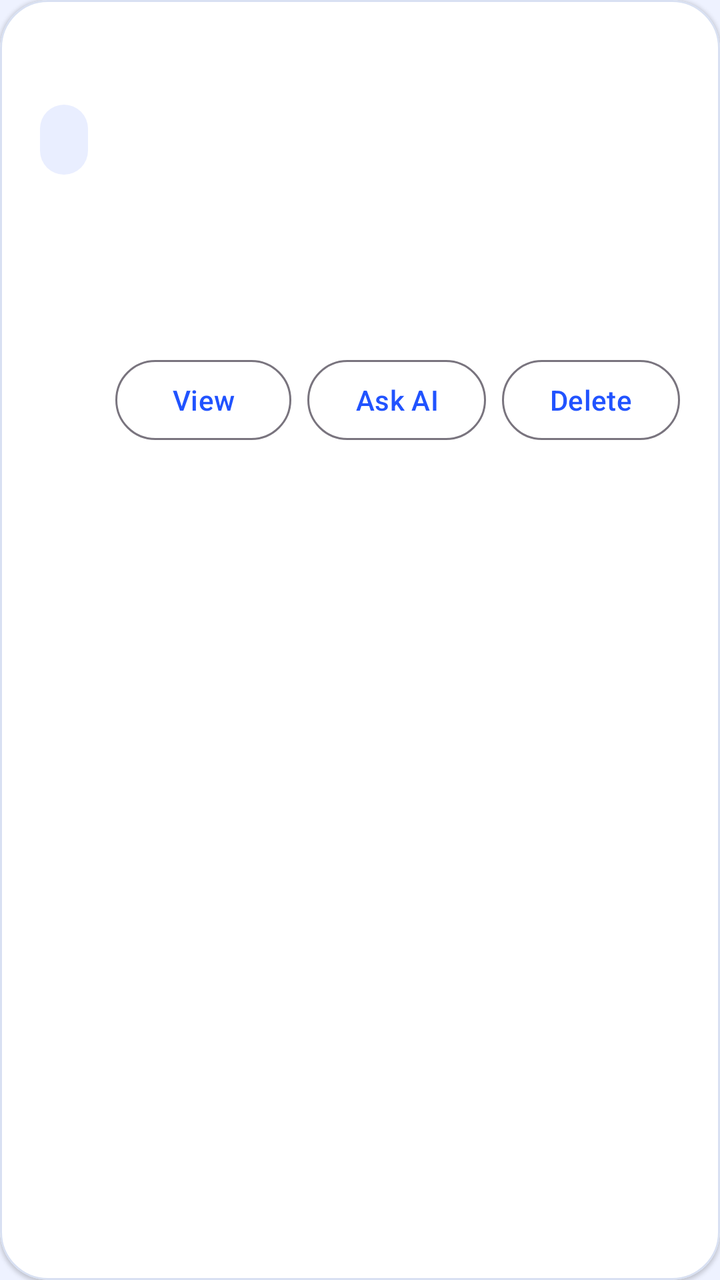
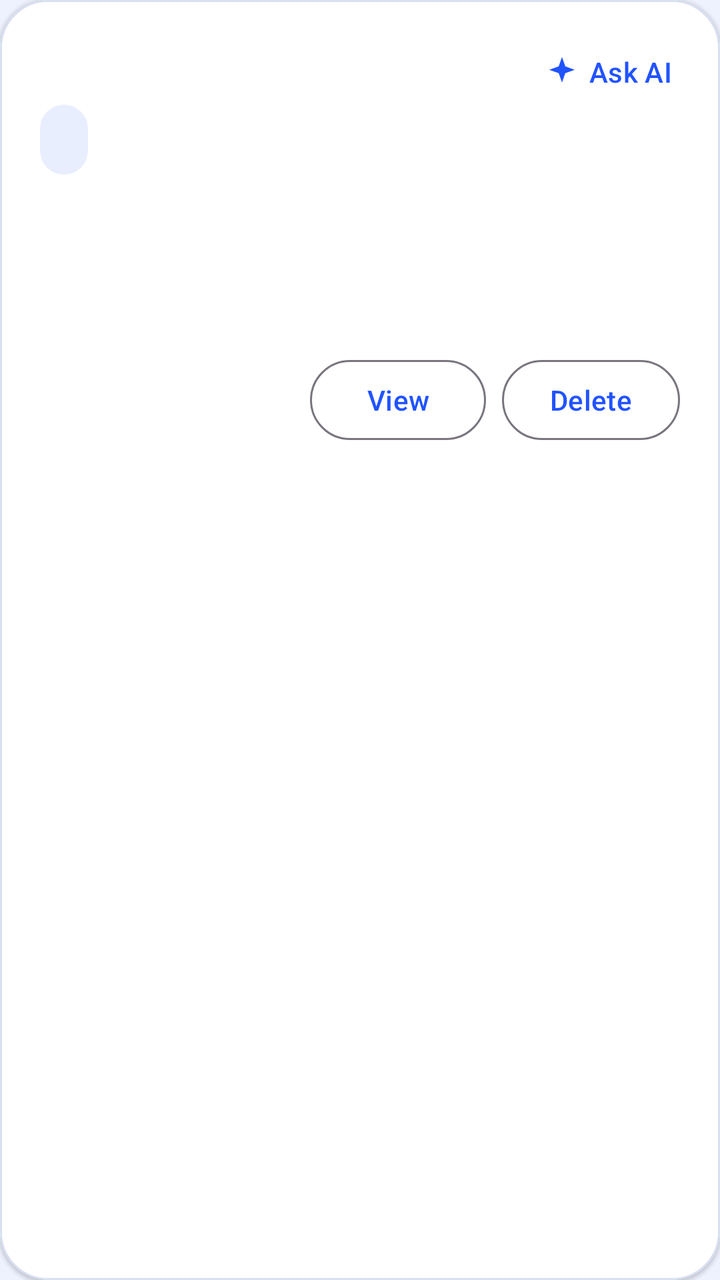

Compare the two renders of this Android layout. The source of the first and the diff that turns it into the second are given below.
<!-- AndroidManifest.xml: application theme Theme.AIStudyBuddy -->
<!-- res/layout/item_note.xml -->
<?xml version="1.0" encoding="utf-8"?>
<com.google.android.material.card.MaterialCardView xmlns:android="http://schemas.android.com/apk/res/android"
    xmlns:app="http://schemas.android.com/apk/res-auto"
    android:layout_width="match_parent"
    android:layout_height="wrap_content"
    android:layout_marginTop="12dp"
    app:cardCornerRadius="24dp">

    <LinearLayout
        android:layout_width="match_parent"
        android:layout_height="wrap_content"
        android:orientation="vertical"
        android:padding="20dp">

        <TextView
            android:id="@+id/textTitle"
            android:layout_width="match_parent"
            android:layout_height="wrap_content"
            android:textColor="@color/brand_text_primary"
            android:textSize="18sp"
            android:textStyle="bold" />

        <TextView
            android:id="@+id/textDate"
            android:layout_width="wrap_content"
            android:layout_height="wrap_content"
            android:layout_marginTop="8dp"
            android:background="@drawable/bg_status_chip_light"
            android:paddingStart="12dp"
            android:paddingTop="8dp"
            android:paddingEnd="12dp"
            android:paddingBottom="8dp"
            android:textColor="@color/brand_primary" />

        <TextView
            android:id="@+id/textStatus"
            android:layout_width="wrap_content"
            android:layout_height="wrap_content"
            android:layout_marginTop="8dp"
            android:background="@drawable/bg_status_chip"
            android:paddingStart="12dp"
            android:paddingTop="8dp"
            android:paddingEnd="12dp"
            android:paddingBottom="8dp"
            android:textColor="@color/white" />

        <TextView
            android:id="@+id/textFileUrl"
            android:layout_width="match_parent"
            android:layout_height="wrap_content"
            android:layout_marginTop="12dp"
            android:textColor="@color/brand_text_secondary"
            android:textSize="13sp" />

        <LinearLayout
            android:layout_width="match_parent"
            android:layout_height="wrap_content"
            android:layout_marginTop="16dp"
            android:gravity="end"
            android:orientation="horizontal">

            <com.google.android.material.button.MaterialButton
                android:id="@+id/buttonView"
                style="@style/Widget.Material3.Button.OutlinedButton"
                android:layout_width="wrap_content"
                android:layout_height="wrap_content"
                android:text="@string/view" />

            <com.google.android.material.button.MaterialButton
                android:id="@+id/buttonAskAi"
                style="@style/Widget.Material3.Button.OutlinedButton"
                android:layout_width="wrap_content"
                android:layout_height="wrap_content"
                android:layout_marginStart="8dp"
                android:text="@string/ask_ai" />

            <com.google.android.material.button.MaterialButton
                android:id="@+id/buttonDelete"
                style="@style/Widget.Material3.Button.OutlinedButton"
                android:layout_width="wrap_content"
                android:layout_height="wrap_content"
                android:layout_marginStart="8dp"
                android:text="@string/delete" />
        </LinearLayout>
    </LinearLayout>

</com.google.android.material.card.MaterialCardView>
<!-- resources referenced by this layout -->
<resources>
  <color name="brand_primary">#2153FF</color>
  <color name="brand_text_primary">#16213E</color>
  <color name="brand_text_secondary">#5B6887</color>
  <color name="white">#FFFFFFFF</color>
  <!-- drawable bg_status_chip (drawable) -->
  <?xml version="1.0" encoding="utf-8"?>
  <shape xmlns:android="http://schemas.android.com/apk/res/android">
      <solid android:color="#3BFFFFFF" />
      <corners android:radius="18dp" />
  </shape>
  <!-- drawable bg_status_chip_light (drawable) -->
  <?xml version="1.0" encoding="utf-8"?>
  <shape xmlns:android="http://schemas.android.com/apk/res/android">
      <solid android:color="@color/brand_surface_variant" />
      <corners android:radius="18dp" />
  </shape>
  <string name="ask_ai">Ask AI</string>
  <string name="delete">Delete</string>
  <string name="view">View</string>
  <style name="Theme.AIStudyBuddy" parent="Base.Theme.AIStudyBuddy" />
  <color name="brand_surface_variant">#E9EEFF</color>
  <style name="Base.Theme.AIStudyBuddy" parent="Theme.Material3.DayNight.NoActionBar">
          <item name="colorPrimary">@color/brand_primary</item>
          <item name="colorOnPrimary">@color/brand_on_primary</item>
          <item name="colorSecondary">@color/brand_secondary</item>
          <item name="colorSurface">@color/brand_surface</item>
          <item name="colorSurfaceContainerLow">@color/brand_surface</item>
          <item name="android:windowBackground">@color/brand_background</item>
          <item name="android:statusBarColor">@android:color/transparent</item>
          <item name="android:navigationBarColor">@color/brand_card</item>
          <item name="android:windowLightStatusBar">true</item>
          <item name="materialCardViewStyle">@style/Widget.AIStudyBuddy.CardView</item>
          <item name="shapeAppearanceMediumComponent">@style/ShapeAppearance.AIStudyBuddy.Medium</item>
      </style>
  <color name="brand_on_primary">#FFFFFF</color>
  <color name="brand_secondary">#14B8A6</color>
  <color name="brand_surface">#F5F7FF</color>
  <color name="brand_background">#EEF2FF</color>
  <color name="brand_card">#FFFFFFFF</color>
  <style name="Widget.AIStudyBuddy.CardView" parent="Widget.Material3.CardView.Elevated">
          <item name="strokeColor">@color/brand_outline</item>
          <item name="strokeWidth">1dp</item>
          <item name="cardBackgroundColor">@color/brand_card</item>
      </style>
  <style name="ShapeAppearance.AIStudyBuddy.Medium" parent="ShapeAppearance.Material3.MediumComponent">
          <item name="cornerFamily">rounded</item>
          <item name="cornerSize">24dp</item>
      </style>
  <color name="brand_outline">#D8E0F2</color>
</resources>

<!-- the commit's change to res/layout/item_note.xml (unified diff, before → after) -->
@@ -6,82 +6,90 @@
     android:layout_marginTop="12dp"
     app:cardCornerRadius="24dp">
 
-    <LinearLayout
+    <FrameLayout
         android:layout_width="match_parent"
-        android:layout_height="wrap_content"
-        android:orientation="vertical"
-        android:padding="20dp">
-
-        <TextView
-            android:id="@+id/textTitle"
-            android:layout_width="match_parent"
-            android:layout_height="wrap_content"
-            android:textColor="@color/brand_text_primary"
-            android:textSize="18sp"
-            android:textStyle="bold" />
-
-        <TextView
-            android:id="@+id/textDate"
-            android:layout_width="wrap_content"
-            android:layout_height="wrap_content"
-            android:layout_marginTop="8dp"
-            android:background="@drawable/bg_status_chip_light"
-            android:paddingStart="12dp"
-            android:paddingTop="8dp"
-            android:paddingEnd="12dp"
-            android:paddingBottom="8dp"
-            android:textColor="@color/brand_primary" />
-
-        <TextView
-            android:id="@+id/textStatus"
-            android:layout_width="wrap_content"
-            android:layout_height="wrap_content"
-            android:layout_marginTop="8dp"
-            android:background="@drawable/bg_status_chip"
-            android:paddingStart="12dp"
-            android:paddingTop="8dp"
-            android:paddingEnd="12dp"
-            android:paddingBottom="8dp"
-            android:textColor="@color/white" />
-
-        <TextView
-            android:id="@+id/textFileUrl"
-            android:layout_width="match_parent"
-            android:layout_height="wrap_content"
-            android:layout_marginTop="12dp"
-            android:textColor="@color/brand_text_secondary"
-            android:textSize="13sp" />
+        android:layout_height="wrap_content">
 
         <LinearLayout
             android:layout_width="match_parent"
             android:layout_height="wrap_content"
-            android:layout_marginTop="16dp"
-            android:gravity="end"
-            android:orientation="horizontal">
+            android:orientation="vertical"
+            android:padding="20dp">
 
-            <com.google.android.material.button.MaterialButton
-                android:id="@+id/buttonView"
-                style="@style/Widget.Material3.Button.OutlinedButton"
+            <TextView
+                android:id="@+id/textTitle"
+                android:layout_width="match_parent"
+                android:layout_height="wrap_content"
+                android:layout_marginEnd="80dp"
+                android:textColor="@color/brand_text_primary"
+                android:textSize="18sp"
+                android:textStyle="bold" />
+
+            <TextView
+                android:id="@+id/textDate"
                 android:layout_width="wrap_content"
                 android:layout_height="wrap_content"
-                android:text="@string/view" />
+                android:layout_marginTop="8dp"
+                android:background="@drawable/bg_status_chip_light"
+                android:paddingStart="12dp"
+                android:paddingTop="8dp"
+                android:paddingEnd="12dp"
+                android:paddingBottom="8dp"
+                android:textColor="@color/brand_primary" />
 
-            <com.google.android.material.button.MaterialButton
-                android:id="@+id/buttonAskAi"
-                style="@style/Widget.Material3.Button.OutlinedButton"
+            <TextView
+                android:id="@+id/textStatus"
                 android:layout_width="wrap_content"
                 android:layout_height="wrap_content"
-                android:layout_marginStart="8dp"
-                android:text="@string/ask_ai" />
+                android:layout_marginTop="8dp"
+                android:background="@drawable/bg_status_chip"
+                android:paddingStart="12dp"
+                android:paddingTop="8dp"
+                android:paddingEnd="12dp"
+                android:paddingBottom="8dp"
+                android:textColor="@color/white" />
 
-            <com.google.android.material.button.MaterialButton
-                android:id="@+id/buttonDelete"
-                style="@style/Widget.Material3.Button.OutlinedButton"
-                android:layout_width="wrap_content"
+            <TextView
+                android:id="@+id/textFileUrl"
+                android:layout_width="match_parent"
                 android:layout_height="wrap_content"
-                android:layout_marginStart="8dp"
-                android:text="@string/delete" />
+                android:layout_marginTop="12dp"
+                android:textColor="@color/brand_text_secondary"
+                android:textSize="13sp" />
+
+            <LinearLayout
+                android:layout_width="match_parent"
+                android:layout_height="wrap_content"
+                android:layout_marginTop="16dp"
+                android:gravity="end"
+                android:orientation="horizontal">
+
+                <com.google.android.material.button.MaterialButton
+                    android:id="@+id/buttonView"
+                    style="@style/Widget.Material3.Button.OutlinedButton"
+                    android:layout_width="wrap_content"
+                    android:layout_height="wrap_content"
+                    android:text="@string/view" />
+
+                <com.google.android.material.button.MaterialButton
+                    android:id="@+id/buttonDelete"
+                    style="@style/Widget.Material3.Button.OutlinedButton"
+                    android:layout_width="wrap_content"
+                    android:layout_height="wrap_content"
+                    android:layout_marginStart="8dp"
+                    android:text="@string/delete" />
+            </LinearLayout>
         </LinearLayout>
-    </LinearLayout>
+
+        <com.google.android.material.button.MaterialButton
+            android:id="@+id/buttonAskAi"
+            style="@style/Widget.Material3.Button.TextButton"
+            android:layout_width="wrap_content"
+            android:layout_height="wrap_content"
+            android:layout_gravity="top|end"
+            android:layout_margin="12dp"
+            android:text="@string/ask_ai"
+            app:icon="@drawable/ic_spark_24" />
+    </FrameLayout>
 
 </com.google.android.material.card.MaterialCardView>
<!-- resource entries referenced after the edit -->
@@ -16,6 +16,17 @@
       <solid android:color="@color/brand_surface_variant" />
       <corners android:radius="18dp" />
   </shape>
+  <!-- drawable ic_spark_24 (drawable) -->
+  <?xml version="1.0" encoding="utf-8"?>
+  <vector xmlns:android="http://schemas.android.com/apk/res/android"
+      android:width="24dp"
+      android:height="24dp"
+      android:viewportWidth="24"
+      android:viewportHeight="24">
+      <path
+          android:fillColor="#FF000000"
+          android:pathData="M12,2 9.8,8.2 3.5,10.5l6.3,2.3L12,19l2.2,-6.2 6.3,-2.3 -6.3,-2.3z" />
+  </vector>
   <string name="ask_ai">Ask AI</string>
   <string name="delete">Delete</string>
   <string name="view">View</string>
